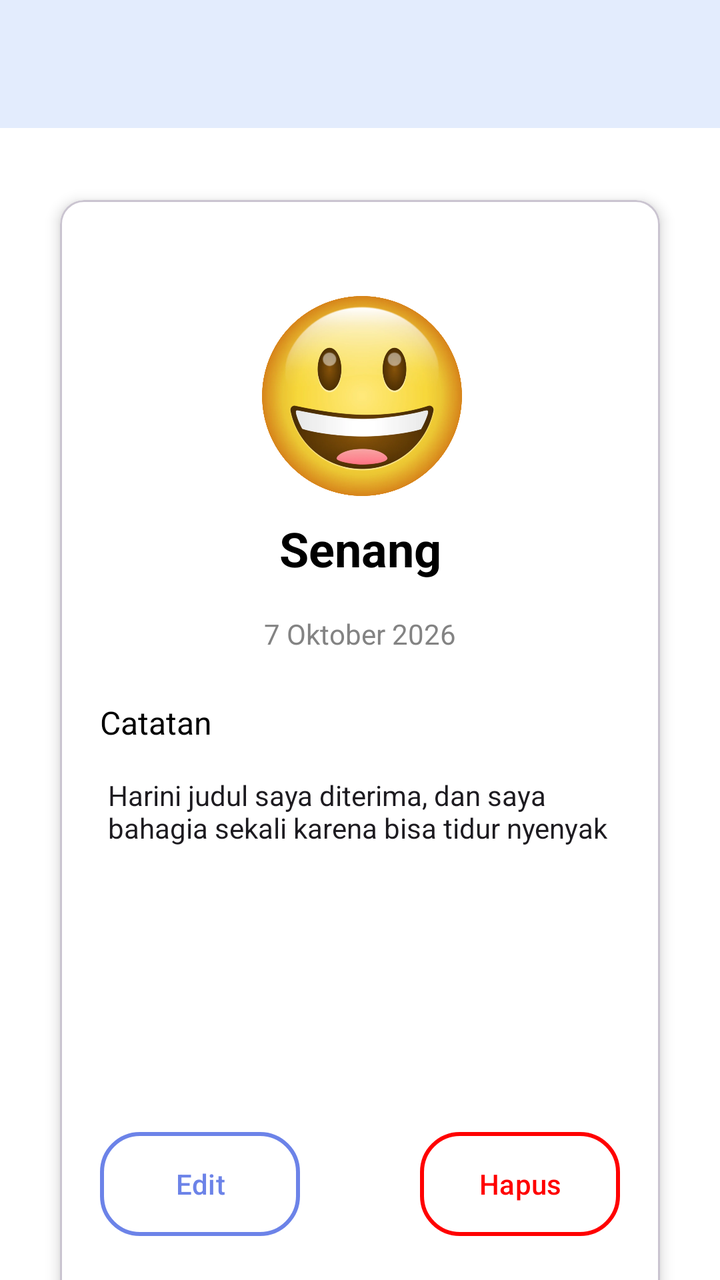
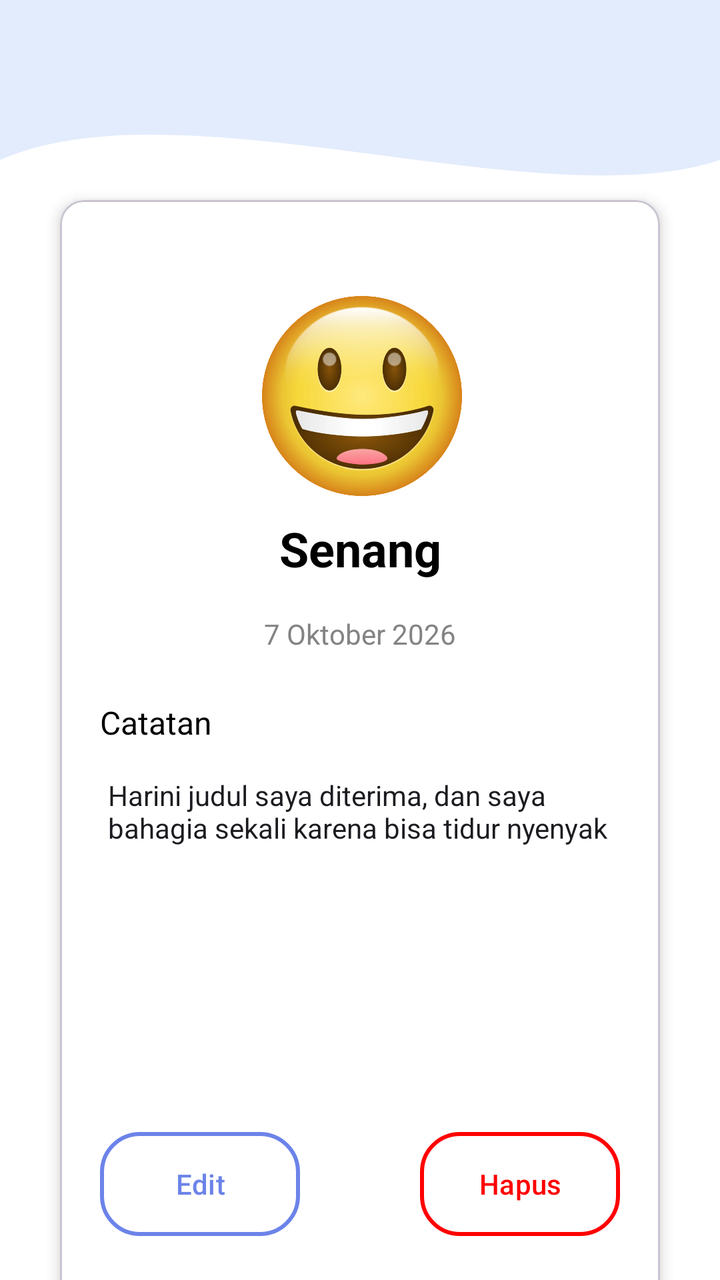

Two renders of the same Android screen: before a commit and after it. Below are the layout's source before the change and the commit's diff.
<!-- AndroidManifest.xml: application theme Theme.Projek_Marcel -->
<!-- res/layout/activity_toolbar.xml -->
<?xml version="1.0" encoding="utf-8"?>
<androidx.coordinatorlayout.widget.CoordinatorLayout
    xmlns:android="http://schemas.android.com/apk/res/android"
    xmlns:app="http://schemas.android.com/apk/res-auto"
    xmlns:tools="http://schemas.android.com/tools"
    android:background="@color/white"
    android:id="@+id/main"
    android:layout_width="match_parent"
    android:layout_height="match_parent"
    tools:context=".toolbar.ToolbarActivity">


    <androidx.appcompat.widget.Toolbar
        android:id="@+id/toolbar"
        android:layout_width="match_parent"
        android:layout_height="?attr/actionBarSize"
        android:background="@color/background_color"
        app:subtitleTextColor="@android:color/black"
        app:titleTextColor="@android:color/black" />

    <com.google.android.material.card.MaterialCardView
        app:cardBackgroundColor="@color/white"
        android:id="@+id/materialCardView"
        android:layout_width="match_parent"
        android:layout_height="561dp"
        android:layout_gravity="center_horizontal"
        android:layout_marginHorizontal="30dp"
        android:layout_marginTop="100dp"
        app:layout_constraintEnd_toEndOf="parent"
        app:cardElevation="4dp"
        app:layout_constraintHorizontal_bias="0.495"
        app:layout_constraintStart_toStartOf="parent"
        app:layout_constraintTop_toBottomOf="@+id/imageView2">

        <androidx.constraintlayout.widget.ConstraintLayout
            android:layout_width="match_parent"
            android:layout_height="match_parent"
android:layout_margin="20dp"
            >

            <TextView
                android:id="@+id/textView4"
                android:layout_width="wrap_content"
                android:layout_height="wrap_content"
                android:layout_marginTop="10dp"
                android:text="Senang"
                android:textColor="@color/black"
                android:textSize="24dp"
                android:textStyle="bold"
                app:layout_constraintEnd_toEndOf="parent"
                app:layout_constraintStart_toStartOf="parent"
                app:layout_constraintTop_toBottomOf="@+id/imageView3" />

            <ImageView
                android:id="@+id/imageView3"
                android:layout_width="100dp"
                android:layout_height="100dp"
                android:layout_marginTop="28dp"
                app:layout_constraintEnd_toEndOf="parent"
                app:layout_constraintHorizontal_bias="0.506"
                app:layout_constraintStart_toStartOf="parent"
                app:layout_constraintTop_toTopOf="parent"
                app:srcCompat="@drawable/emoji_bahagia" />

            <TextView
                android:id="@+id/textView10"
                android:layout_width="wrap_content"
                android:layout_height="wrap_content"
                android:layout_marginTop="17dp"
                android:text="7 Oktober 2026"
                android:textColor="@color/deskripsi_text_color"
                app:layout_constraintEnd_toEndOf="parent"
                app:layout_constraintStart_toStartOf="parent"
                app:layout_constraintTop_toBottomOf="@+id/textView4" />

            <TextView
                android:id="@+id/textView11"
                android:layout_width="wrap_content"
                android:layout_height="wrap_content"
                android:layout_marginTop="24dp"
                android:text="Catatan"

                android:textColor="@color/black"
                android:textSize="16dp"
                app:layout_constraintStart_toStartOf="parent"
                app:layout_constraintTop_toBottomOf="@+id/textView10" />

            <EditText
                android:id="@+id/edtCatatan"
                android:layout_width="match_parent"
                android:layout_height="150dp"
                android:layout_marginTop="12dp"
                android:ems="10"
                android:gravity="top"
                android:background="@null"
                android:padding="4dp"
                android:hint="Edit catatan"
                android:inputType="textMultiLine|textCapSentences"
                android:text="Harini judul saya diterima, dan saya bahagia sekali karena bisa tidur nyenyak"
                android:textSize="14dp"
                app:layout_constraintTop_toBottomOf="@+id/textView11"
                tools:layout_editor_absoluteX="0dp" />

            <com.google.android.material.button.MaterialButton
                android:id="@+id/btnEdit"
                android:layout_width="100dp"
                android:layout_height="60dp"
                android:layout_marginTop="28dp"
                android:backgroundTint="@color/white"
                android:text="Edit"
                android:textColor="@color/primary_color"
                app:cornerRadius="20dp"
                app:layout_constraintStart_toStartOf="parent"
                app:layout_constraintTop_toBottomOf="@+id/edtCatatan"

                app:strokeColor="@color/primary_color"
                app:strokeWidth="2dp" />

            <com.google.android.material.button.MaterialButton
                android:id="@+id/btnHapus"
                android:backgroundTint="@color/white"
                app:cornerRadius="20dp"
                android:textColor="@color/red"
                app:strokeColor="@color/red"
                app:strokeWidth="2dp"
                android:layout_width="100dp"
                android:layout_height="60dp"
                android:text="Hapus"
                app:layout_constraintBottom_toBottomOf="@+id/btnEdit"
                app:layout_constraintEnd_toEndOf="parent"
                app:layout_constraintTop_toTopOf="@+id/btnEdit" />

        </androidx.constraintlayout.widget.ConstraintLayout>

    </com.google.android.material.card.MaterialCardView>

</androidx.coordinatorlayout.widget.CoordinatorLayout>
<!-- resources referenced by this layout -->
<resources>
  <color name="background_color">#E3ECFD</color>
  <color name="black">#FF000000</color>
  <color name="deskripsi_text_color">#838383</color>
  <color name="primary_color">#6C83E8</color>
  <color name="red">#FF0000</color>
  <color name="white">#FFFFFFFF</color>
  <!-- drawable emoji_bahagia: png bitmap (drawable, 62134 bytes) -->
  <style name="Theme.Projek_Marcel" parent="Base.Theme.Projek_Marcel" />
  <style name="Base.Theme.Projek_Marcel" parent="Theme.Material3.DayNight.NoActionBar">
          
          
      </style>
</resources>

<!-- the commit's change to res/layout/activity_toolbar.xml (unified diff, before → after) -->
@@ -9,7 +9,15 @@
     android:layout_height="match_parent"
     tools:context=".toolbar.ToolbarActivity">
 
-
+    <View
+        android:id="@+id/background_header"
+        android:layout_width="match_parent"
+        android:layout_height="200dp"
+        android:background="@drawable/bg_header_wave"
+        android:backgroundTint="@color/background_color"
+        app:layout_constraintStart_toStartOf="parent"
+        app:layout_constraintEnd_toEndOf="parent"
+        app:layout_constraintTop_toTopOf="parent" />
     <androidx.appcompat.widget.Toolbar
         android:id="@+id/toolbar"
         android:layout_width="match_parent"
<!-- resource entries referenced after the edit -->
@@ -6,6 +6,17 @@
   <color name="primary_color">#6C83E8</color>
   <color name="red">#FF0000</color>
   <color name="white">#FFFFFFFF</color>
+  <!-- drawable bg_header_wave (drawable) -->
+  <?xml version="1.0" encoding="utf-8"?>
+  <vector xmlns:android="http://schemas.android.com/apk/res/android"
+      android:width="100dp"
+      android:height="100dp"
+      android:viewportWidth="100"
+      android:viewportHeight="100">
+      <path
+          android:fillColor="?attr/colorPrimary"
+          android:pathData="M0,0 L100,0 L100,40 C75,55 25,20 0,40 Z" />
+  </vector>
   <!-- drawable emoji_bahagia: png bitmap (drawable, 62134 bytes) -->
   <style name="Theme.Projek_Marcel" parent="Base.Theme.Projek_Marcel" />
   <style name="Base.Theme.Projek_Marcel" parent="Theme.Material3.DayNight.NoActionBar">
